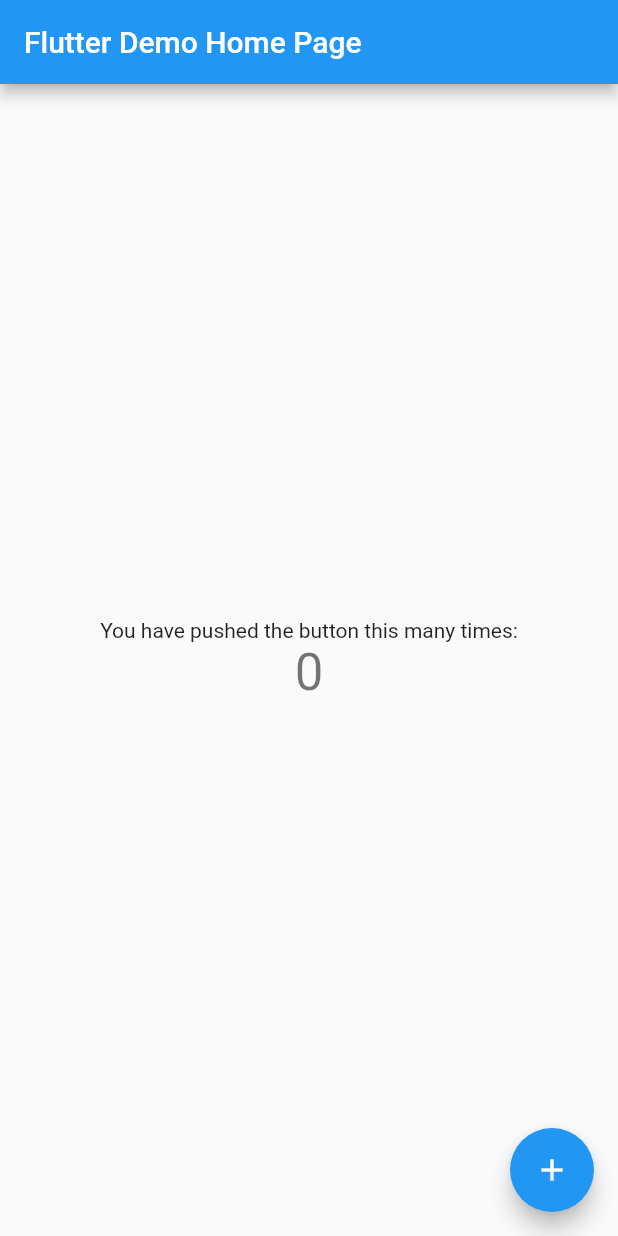
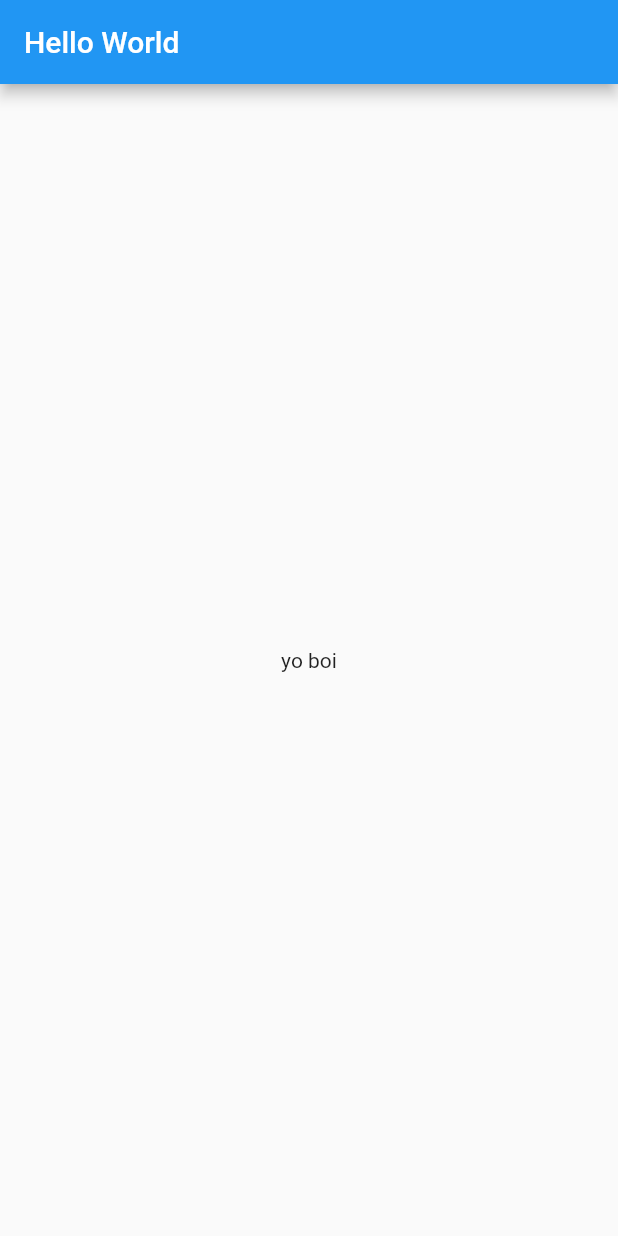
Before and after one commit to hayat-tamboli/flutter-first-steps, a Flutter app: the screen it shows after launch, on a phone screen of 412 x 824 dp. Run offline on Flutter 3.47's test engine with Material 2 defaults, Android fonts, the phone set to English and light mode, and no system bars.

Commit message:
added scafffold,appbar

```diff
--- a/lib/main.dart
+++ b/lib/main.dart
@@ -1,117 +1,22 @@
 import 'package:flutter/material.dart';
+import 'package:flutter/cupertino.dart';
 
 void main() {
-  runApp(MyApp());
+  runApp(MaterialApp(
+    title: "my App",
+    home: HomePage(),
+  ));
 }
 
-class MyApp extends StatelessWidget {
-  // This widget is the root of your application.
+class HomePage extends StatelessWidget {
   @override
   Widget build(BuildContext context) {
-    return MaterialApp(
-      title: 'Flutter Demo',
-      theme: ThemeData(
-        // This is the theme of your application.
-        //
-        // Try running your application with "flutter run". You'll see the
-        // application has a blue toolbar. Then, without quitting the app, try
-        // changing the primarySwatch below to Colors.green and then invoke
-        // "hot reload" (press "r" in the console where you ran "flutter run",
-        // or simply save your changes to "hot reload" in a Flutter IDE).
-        // Notice that the counter didn't reset back to zero; the application
-        // is not restarted.
-        primarySwatch: Colors.blue,
-        // This makes the visual density adapt to the platform that you run
-        // the app on. For desktop platforms, the controls will be smaller and
-        // closer together (more dense) than on mobile platforms.
-        visualDensity: VisualDensity.adaptivePlatformDensity,
-      ),
-      home: MyHomePage(title: 'Flutter Demo Home Page'),
-    );
+    return Scaffold(
+        appBar: AppBar(
+      title: Text("Hello World"),
+    ),
+    body: Container(
+      child: Center(child: Text("yo boi")),
+    ));
   }
 }
-
-class MyHomePage extends StatefulWidget {
-  MyHomePage({Key key, this.title}) : super(key: key);
-
-  // This widget is the home page of your application. It is stateful, meaning
-  // that it has a State object (defined below) that contains fields that affect
-  // how it looks.
-
-  // This class is the configuration for the state. It holds the values (in this
-  // case the title) provided by the parent (in this case the App widget) and
-  // used by the build method of the State. Fields in a Widget subclass are
-  // always marked "final".
-
-  final String title;
-
-  @override
-  _MyHomePageState createState() => _MyHomePageState();
-}
-
-class _MyHomePageState extends State<MyHomePage> {
-  int _counter = 0;
-
-  void _incrementCounter() {
-    setState(() {
-      // This call to setState tells the Flutter framework that something has
-      // changed in this State, which causes it to rerun the build method below
-      // so that the display can reflect the updated values. If we changed
-      // _counter without calling setState(), then the build method would not be
-      // called again, and so nothing would appear to happen.
-      _counter++;
-    });
-  }
-
-  @override
-  Widget build(BuildContext context) {
-    // This method is rerun every time setState is called, for instance as done
-    // by the _incrementCounter method above.
-    //
-    // The Flutter framework has been optimized to make rerunning build methods
-    // fast, so that you can just rebuild anything that needs updating rather
-    // than having to individually change instances of widgets.
-    return Scaffold(
-      appBar: AppBar(
-        // Here we take the value from the MyHomePage object that was created by
-        // the App.build method, and use it to set our appbar title.
-        title: Text(widget.title),
-      ),
-      body: Center(
-        // Center is a layout widget. It takes a single child and positions it
-        // in the middle of the parent.
-        child: Column(
-          // Column is also a layout widget. It takes a list of children and
-          // arranges them vertically. By default, it sizes itself to fit its
-          // children horizontally, and tries to be as tall as its parent.
-          //
-          // Invoke "debug painting" (press "p" in the console, choose the
-          // "Toggle Debug Paint" action from the Flutter Inspector in Android
-          // Studio, or the "Toggle Debug Paint" command in Visual Studio Code)
-          // to see the wireframe for each widget.
-          //
-          // Column has various properties to control how it sizes itself and
-          // how it positions its children. Here we use mainAxisAlignment to
-          // center the children vertically; the main axis here is the vertical
-          // axis because Columns are vertical (the cross axis would be
-          // horizontal).
-          mainAxisAlignment: MainAxisAlignment.center,
-          children: <Widget>[
-            Text(
-              'You have pushed the button this many times:',
-            ),
-            Text(
-              '$_counter',
-              style: Theme.of(context).textTheme.headline4,
-            ),
-          ],
-        ),
-      ),
-      floatingActionButton: FloatingActionButton(
-        onPressed: _incrementCounter,
-        tooltip: 'Increment',
-        child: Icon(Icons.add),
-      ), // This trailing comma makes auto-formatting nicer for build methods.
-    );
-  }
-}
```
